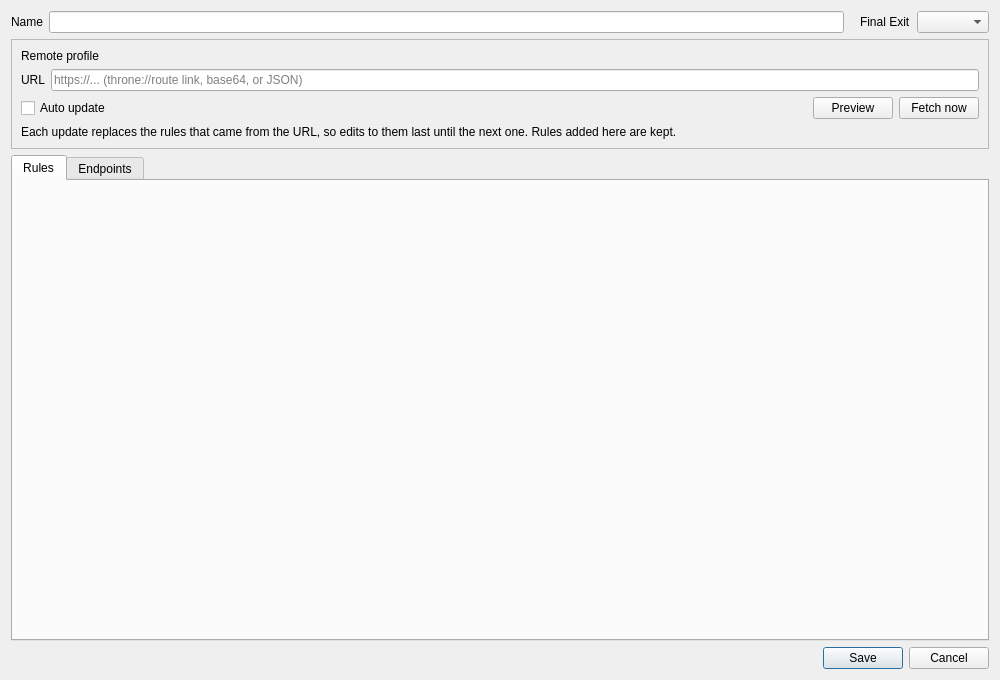
Above: include/ui/setting/RouteItem.ui from throneproj/Throne before the change. Below: the same form after it.
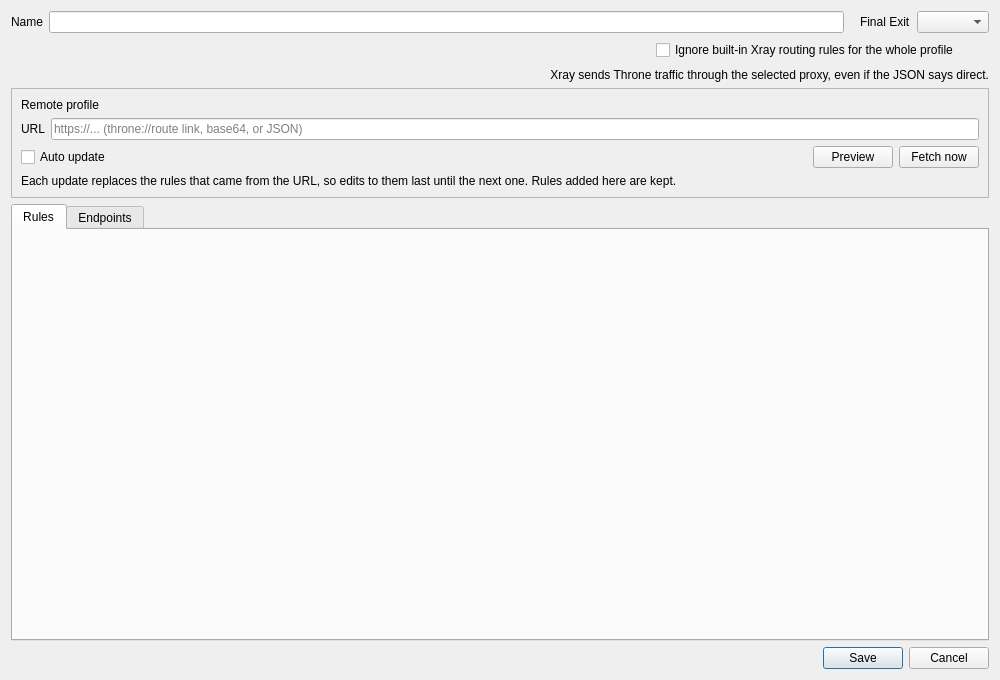
That is the form after the change.

Commit message: Route apps and domains through custom Xray profiles

Patch:
```diff
--- a/include/ui/setting/RouteItem.ui
+++ b/include/ui/setting/RouteItem.ui
@@ -60,6 +60,44 @@
      </item>
     </layout>
    </item>
+   <item>
+    <layout class="QHBoxLayout" name="xrayRoutingRow">
+     <item>
+      <spacer name="xrayRoutingSpacer">
+       <property name="orientation"><enum>Qt::Orientation::Horizontal</enum></property>
+       <property name="sizeHint" stdset="0"><size><width>0</width><height>0</height></size></property>
+      </spacer>
+     </item>
+     <item>
+      <widget class="QCheckBox" name="ignoreXrayRoutingCheck">
+       <property name="text">
+          <string>Ignore built-in Xray routing rules for the whole profile</string>
+       </property>
+      </widget>
+     </item>
+     <item>
+      <widget class="QToolButton" name="xrayRoutingInfo">
+       <property name="accessibleName"><string>About this option</string></property>
+       <property name="focusPolicy"><enum>Qt::FocusPolicy::StrongFocus</enum></property>
+       <property name="autoRaise"><bool>true</bool></property>
+       <property name="checkable"><bool>true</bool></property>
+      </widget>
+     </item>
+    </layout>
+   </item>
+   <item>
+    <widget class="QLabel" name="xrayRoutingHelp">
+     <property name="text">
+      <string>Xray sends Throne traffic through the selected proxy, even if the JSON says direct.</string>
+     </property>
+     <property name="textFormat"><enum>Qt::TextFormat::PlainText</enum></property>
+     <property name="wordWrap"><bool>true</bool></property>
+     <property name="alignment"><set>Qt::AlignmentFlag::AlignRight|Qt::AlignmentFlag::AlignVCenter</set></property>
+     <property name="sizePolicy">
+      <sizepolicy hsizetype="Ignored" vsizetype="Preferred"><horstretch>0</horstretch><verstretch>0</verstretch></sizepolicy>
+     </property>
+    </widget>
+   </item>
    <item>
     <widget class="QFrame" name="remoteBox">
      <property name="frameShape">
```
The commit also changes 34 other files.
